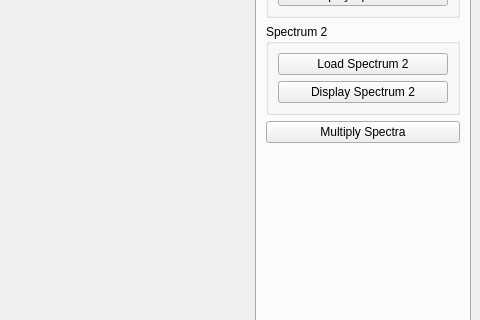
Above: app/ui/MaracujaMS.ui from xalpha/maracuja before the change; both pictures show x 350 to 830 and y 117 to 437 of the 830 by 617 pixel window. Below: the same form after it.
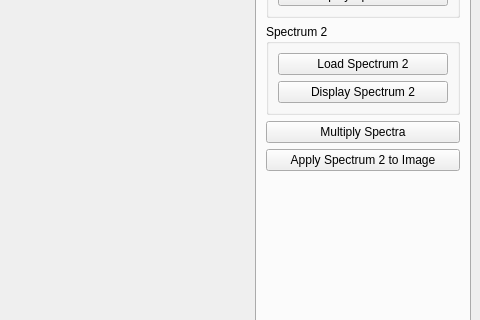
That is the form after the change. Icons and pictures are not drawn. Custom widgets are drawn as their Qt base class.

```diff
--- a/app/ui/MaracujaMS.ui
+++ b/app/ui/MaracujaMS.ui
@@ -396,6 +396,13 @@
           </property>
          </widget>
         </item>
+		<item>
+         <widget class="QPushButton" name="apply_spectrum2_to_image_button">
+          <property name="text">
+           <string>Apply Spectrum 2 to Image</string>
+          </property>
+         </widget>
+        </item>
         <item>
          <spacer name="verticalSpacer_3">
           <property name="orientation">
```
